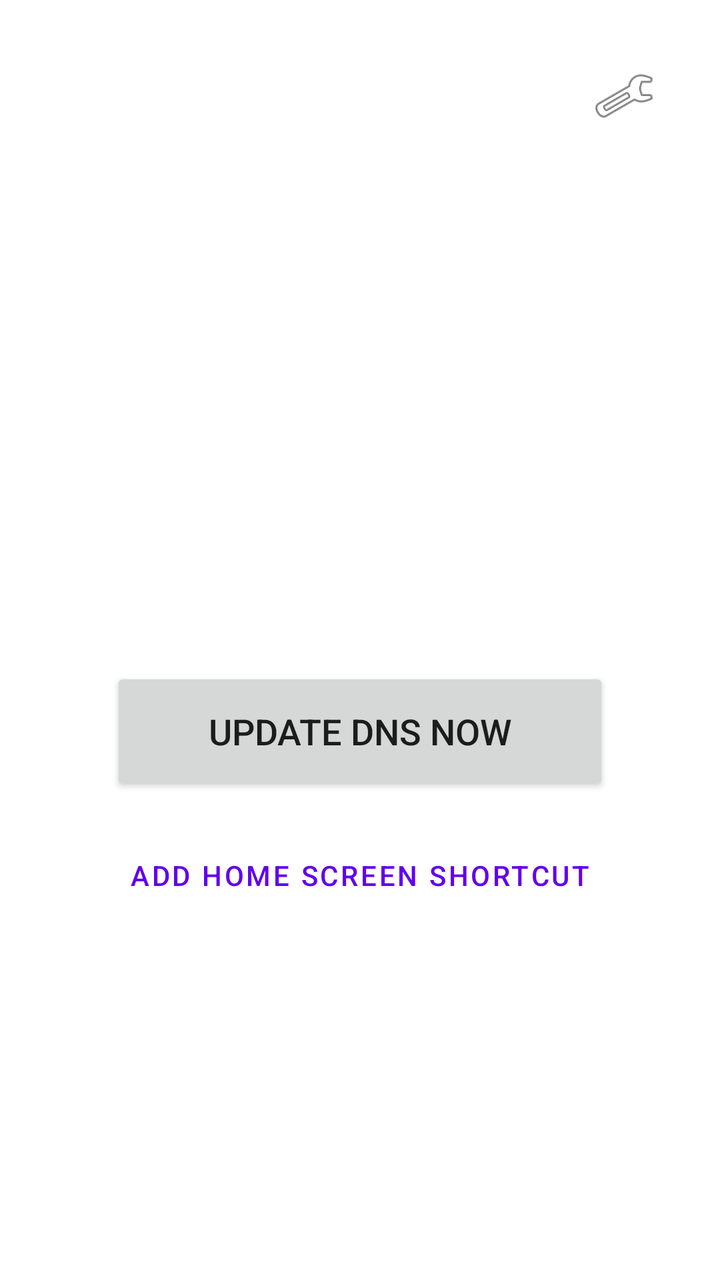
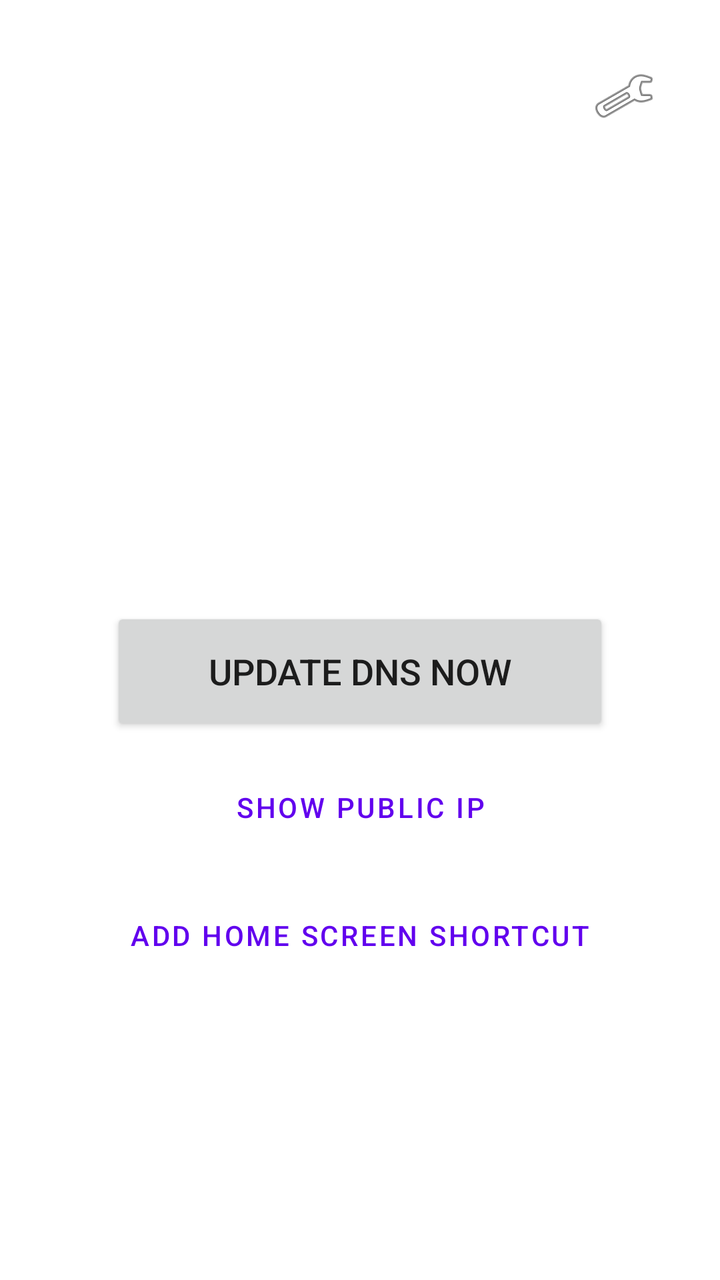

Before-and-after screenshots of an Android layout around one commit, followed by the original layout XML and the change that was made.
<!-- AndroidManifest.xml: application theme Theme.CloudflareDNSUpdater -->
<!-- res/layout/activity_main.xml -->
<?xml version="1.0" encoding="utf-8"?>
<androidx.constraintlayout.widget.ConstraintLayout xmlns:android="http://schemas.android.com/apk/res/android"
    xmlns:app="http://schemas.android.com/apk/res-auto"
    android:layout_width="match_parent"
    android:layout_height="match_parent"
    android:padding="24dp">

    <ImageButton
        android:id="@+id/settingsButton"
        android:layout_width="48dp"
        android:layout_height="48dp"
        android:background="?attr/selectableItemBackgroundBorderless"
        android:contentDescription="Settings"
        android:src="@android:drawable/ic_menu_manage"
        app:layout_constraintTop_toTopOf="parent"
        app:layout_constraintEnd_toEndOf="parent" />

    <TextView
        android:id="@+id/hostnameText"
        android:layout_width="wrap_content"
        android:layout_height="wrap_content"
        android:textSize="22sp"
        android:textStyle="bold"
        android:gravity="center"
        app:layout_constraintTop_toTopOf="parent"
        app:layout_constraintStart_toStartOf="parent"
        app:layout_constraintEnd_toEndOf="parent"
        app:layout_constraintBottom_toTopOf="@id/statusText"
        app:layout_constraintVertical_chainStyle="packed"
        android:layout_marginTop="80dp" />

    <TextView
        android:id="@+id/statusText"
        android:layout_width="wrap_content"
        android:layout_height="wrap_content"
        android:layout_marginTop="16dp"
        android:textSize="16sp"
        android:gravity="center"
        android:textColor="#666666"
        app:layout_constraintTop_toBottomOf="@id/hostnameText"
        app:layout_constraintStart_toStartOf="parent"
        app:layout_constraintEnd_toEndOf="parent"
        app:layout_constraintBottom_toTopOf="@id/updateButton" />

    <Button
        android:id="@+id/updateButton"
        android:layout_width="0dp"
        android:layout_height="64dp"
        android:layout_marginTop="32dp"
        android:text="Update DNS Now"
        android:textSize="18sp"
        app:layout_constraintTop_toBottomOf="@id/statusText"
        app:layout_constraintStart_toStartOf="parent"
        app:layout_constraintEnd_toEndOf="parent"
        app:layout_constraintBottom_toTopOf="@id/pinShortcutButton"
        app:layout_constraintWidth_percent="0.8" />

    <Button
        android:id="@+id/pinShortcutButton"
        android:layout_width="0dp"
        android:layout_height="wrap_content"
        android:layout_marginTop="16dp"
        android:layout_marginBottom="24dp"
        android:text="Add Home Screen Shortcut"
        android:textSize="14sp"
        style="?attr/borderlessButtonStyle"
        app:layout_constraintTop_toBottomOf="@id/updateButton"
        app:layout_constraintStart_toStartOf="parent"
        app:layout_constraintEnd_toEndOf="parent"
        app:layout_constraintBottom_toBottomOf="parent"
        app:layout_constraintWidth_percent="0.8" />

</androidx.constraintlayout.widget.ConstraintLayout>
<!-- resources referenced by this layout -->
<resources>
  <style name="Theme.CloudflareDNSUpdater" parent="Theme.MaterialComponents.DayNight.NoActionBar" />
</resources>

<!-- the commit's change to res/layout/activity_main.xml (unified diff, before → after) -->
@@ -52,6 +52,20 @@
         app:layout_constraintTop_toBottomOf="@id/statusText"
         app:layout_constraintStart_toStartOf="parent"
         app:layout_constraintEnd_toEndOf="parent"
+        app:layout_constraintBottom_toTopOf="@id/showIpButton"
+        app:layout_constraintWidth_percent="0.8" />
+
+    <Button
+        android:id="@+id/showIpButton"
+        android:layout_width="0dp"
+        android:layout_height="wrap_content"
+        android:layout_marginTop="12dp"
+        android:text="Show Public IP"
+        android:textSize="14sp"
+        style="?attr/borderlessButtonStyle"
+        app:layout_constraintTop_toBottomOf="@id/updateButton"
+        app:layout_constraintStart_toStartOf="parent"
+        app:layout_constraintEnd_toEndOf="parent"
         app:layout_constraintBottom_toTopOf="@id/pinShortcutButton"
         app:layout_constraintWidth_percent="0.8" />
 
@@ -64,7 +78,7 @@
         android:text="Add Home Screen Shortcut"
         android:textSize="14sp"
         style="?attr/borderlessButtonStyle"
-        app:layout_constraintTop_toBottomOf="@id/updateButton"
+        app:layout_constraintTop_toBottomOf="@id/showIpButton"
         app:layout_constraintStart_toStartOf="parent"
         app:layout_constraintEnd_toEndOf="parent"
         app:layout_constraintBottom_toBottomOf="parent"
